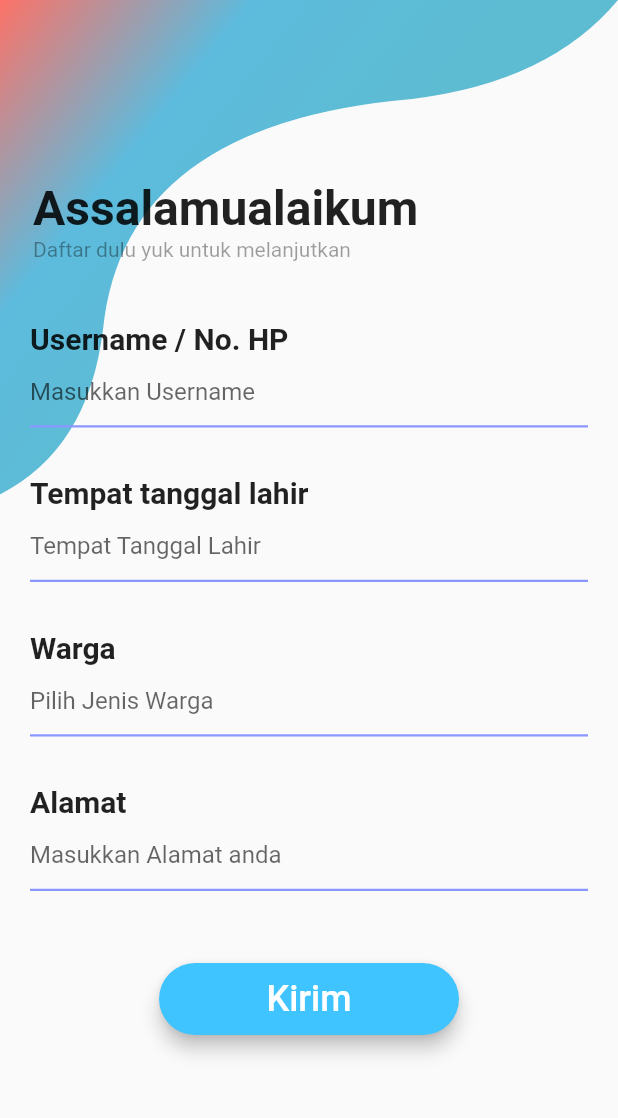
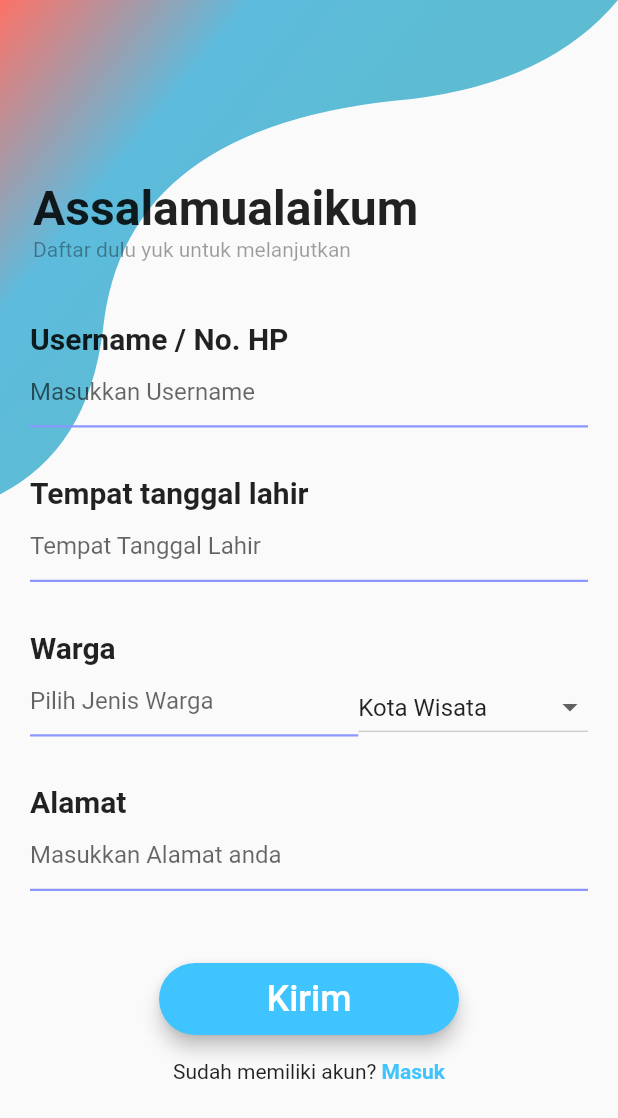
Before and after one commit to hafidzniioman/GoMasjid, a Flutter app: the RegistrationPage screen opened directly, on a phone screen of 412 x 824 dp. Shown: the top 1118 px of the screen. Run offline on Flutter 3.47's test engine with Material 2 defaults, Android fonts, the phone set to English and light mode, and no system bars; our stand-ins replace pin_code_text_field.

Commit message:
dropdown

```diff
--- a/lib/ui/registration/registration_view.dart
+++ b/lib/ui/registration/registration_view.dart
@@ -22,19 +22,20 @@ class _RegistrationPageState extends State<RegistrationPage> {
     super.initState();
   }
 
-List<DropdownMenuItem<Warga>> buildDropDownMenuItems(List wargas){
+  List<DropdownMenuItem<Warga>> buildDropDownMenuItems(List wargas) {
     List<DropdownMenuItem<Warga>> items = List();
-  for(Warga warga in wargas){
+    for (Warga warga in wargas) {
       items.add(DropdownMenuItem(value: warga, child: Text(warga.nama)));
     }
     return items;
   }
 
-onChangeDropDownItem(Warga selectedWarga){
+  onChangeDropDownItem(Warga selectedWarga) {
     setState(() {
       _selectedWarga = selectedWarga;
     });
   }
+
   @override
   Widget build(BuildContext context) {
     return Scaffold(
@@ -49,9 +50,25 @@ onChangeDropDownItem(Warga selectedWarga){
                 _username(),
                 _dateLahir(),
                 // TODO masukkan dropdown ke warga ini
-                _warga(context),
+                Row(
+
+                  children: <Widget>[
+                    // _warga(context),
+                    Expanded(
+
+                      child: _warga(context),
+                    ),
+                    DropdownButton(
+                      value: _selectedWarga,
+                      items: _dropDownMenuItems,
+                      onChanged: onChangeDropDownItem,
+                    ),
+                  ],
+                ),
+
                 _alamat(),
                 _buttonSend(context),
+                _textRegistration(context),
               ],
             ),
           ),
@@ -241,3 +258,24 @@ Widget _buttonSend(BuildContext context) {
     ),
   );
 }
+
+Widget _textRegistration(BuildContext context) {
+  return Center(
+      child: Row(
+    mainAxisAlignment: MainAxisAlignment.center,
+    children: <Widget>[
+      Text('Sudah memiliki akun? '),
+      InkWell(
+        onTap: () {
+          Navigator.of(context)
+              .push(MaterialPageRoute(builder: (context) => LoginPage()));
+        },
+        child: Text(
+          'Masuk',
+          style: TextStyle(
+              fontWeight: FontWeight.bold, color: Colors.lightBlueAccent),
+        ),
+      )
+    ],
+  ));
+}
```
Lines whose indentation alone changed are shown as unchanged.
